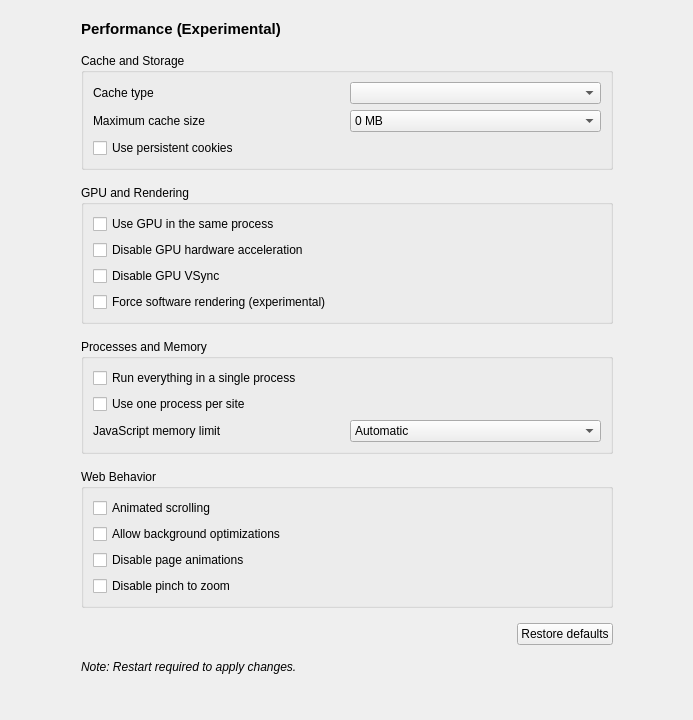
The window that zapzap/ui/ui_page_performance.ui (rafatosta/zapzap) describes before a commit, drawn with Qt 5.
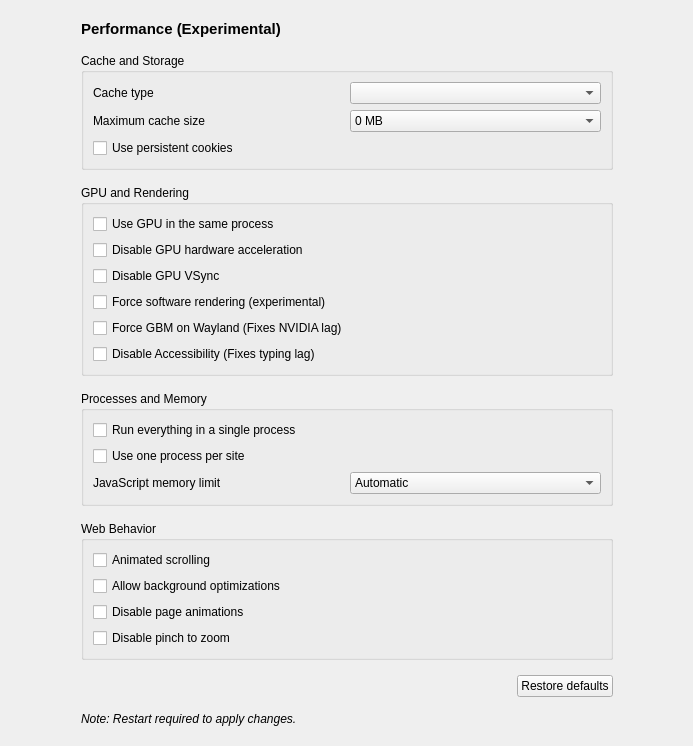
The same window after the commit.

Commit message: feat: add performance toggles for Wayland/NVIDIA GBM and Accessibility to fix typing lag

```diff
--- a/zapzap/ui/ui_page_performance.ui
+++ b/zapzap/ui/ui_page_performance.ui
@@ -146,6 +146,20 @@
              </property>
             </widget>
            </item>
+           <item>
+            <widget class="QCheckBox" name="force_gbm">
+             <property name="text">
+              <string>Force GBM on Wayland (Fixes NVIDIA lag)</string>
+             </property>
+            </widget>
+           </item>
+           <item>
+            <widget class="QCheckBox" name="disable_accessibility">
+             <property name="text">
+              <string>Disable Accessibility (Fixes typing lag)</string>
+             </property>
+            </widget>
+           </item>
           </layout>
          </widget>
         </item>
```
The commit also changes 3 other files.
